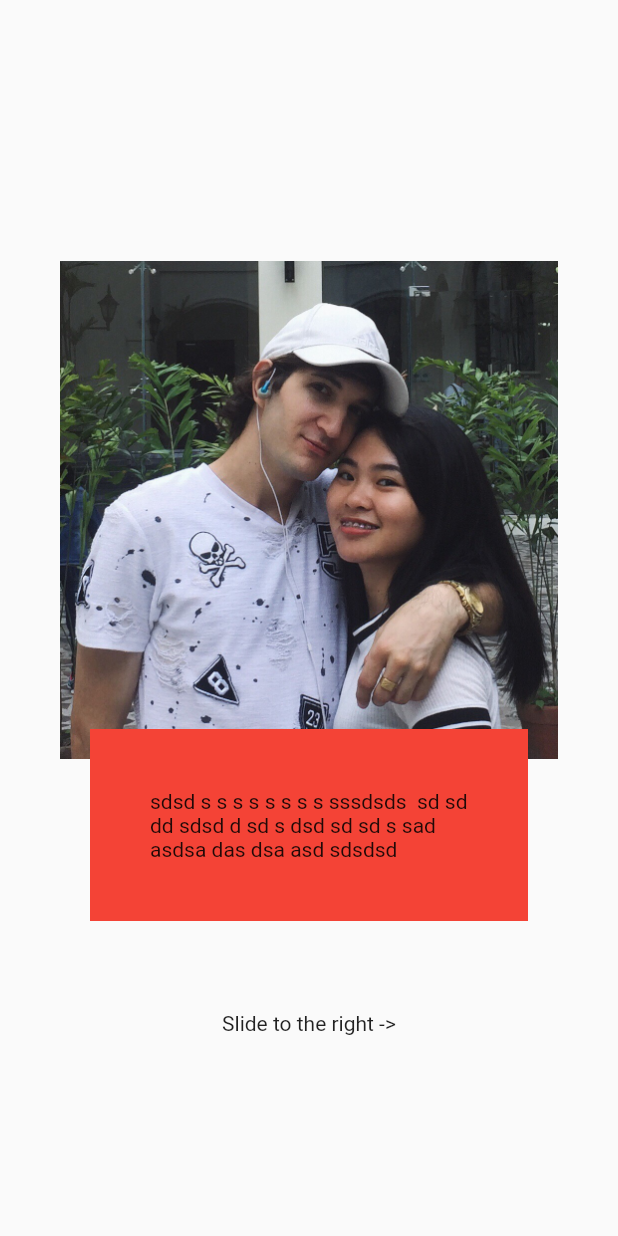
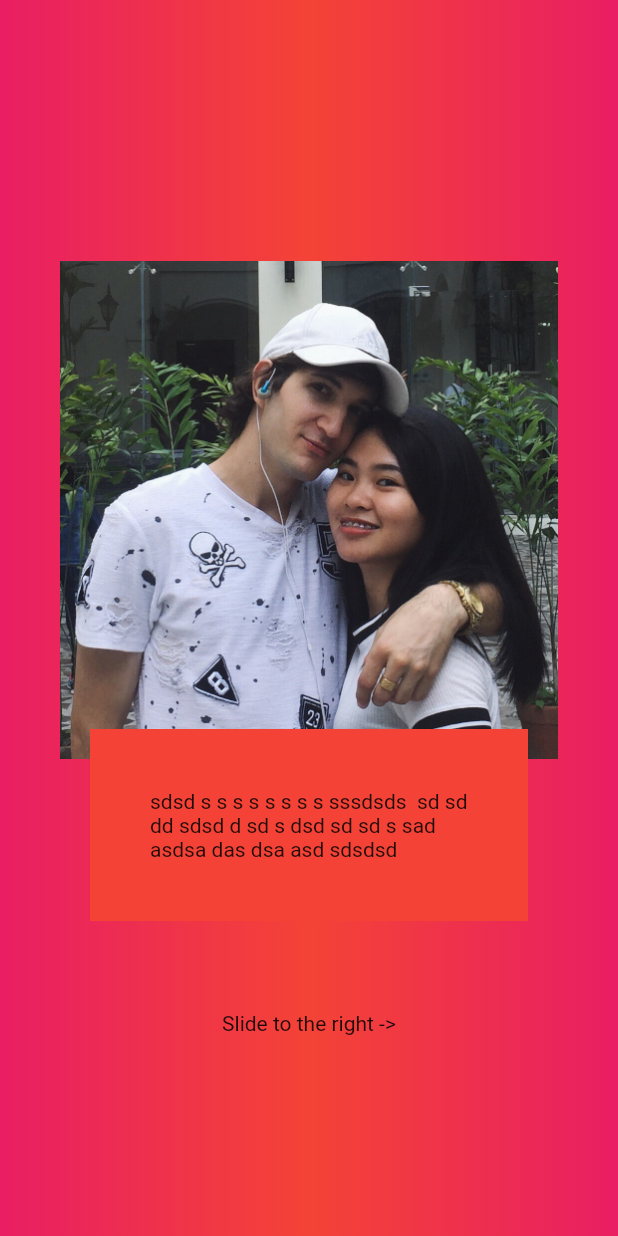
Before and after one commit to JustalK/VALENTINES-APP, a Flutter app: the Background screen opened directly, after a tap on "Open route Second", on a phone screen of 412 x 824 dp. Run offline on Flutter 3.47's test engine with Material 2 defaults, Android fonts, the phone set to English and light mode, and no system bars.

Commit message:
[FEATURE] Create a card

```diff
--- a/lib/components/Background.dart
+++ b/lib/components/Background.dart
@@ -2,8 +2,9 @@ import 'package:flutter/material.dart';
 
 class Background extends StatefulWidget {
   final Widget child;
+  final double width;
 
-  Background({Key key, this.child}) : super(key: key);
+  Background({Key key, this.child, this.width}) : super(key: key);
 
   @override
   _BackgroundState createState() => _BackgroundState();
@@ -16,15 +17,16 @@ class _BackgroundState extends State<Background> {
       body: Container(
         decoration: BoxDecoration(
           gradient: LinearGradient(
-            begin: Alignment.topLeft,
-            end: Alignment.bottomRight,
+            begin: Alignment.centerLeft,
+            end: Alignment.centerRight,
             colors: [
               Colors.pink,
-              Colors.yellow,
-              Colors.red
+              Colors.red,
+              Colors.pink
             ]
           ),
         ),
+        width: widget.width,
         child: widget.child
       )
     );
--- a/lib/components/ImageText.dart
+++ b/lib/components/ImageText.dart
@@ -1,4 +1,5 @@
 import 'package:flutter/material.dart';
+import './Background.dart';
 
 class ImageText extends StatefulWidget {
   final String text;
@@ -19,7 +20,7 @@ class _ImageTextState extends State<ImageText> {
   @override
   Widget build(BuildContext context) {
     return Scaffold(
-      body: Container(
+      body: Background(
               width: (MediaQuery.of(context).size.width),
               child: Column(
                 mainAxisAlignment: MainAxisAlignment.center,
--- a/lib/pages/second.dart
+++ b/lib/pages/second.dart
@@ -2,13 +2,12 @@ import 'package:flutter/material.dart';
 import '../routes.dart';
 import 'home.dart';
 import '../components/ImageText.dart';
-import '../components/Background.dart';
 
 class Second extends StatelessWidget {
   @override
   Widget build(BuildContext context) {
     return Scaffold(
-      body: Background(
+      body: Container(
           child: ListView(
             scrollDirection: Axis.horizontal,
             children: <Widget>[
@@ -31,6 +30,48 @@ class Second extends StatelessWidget {
               Container(
                 width: (MediaQuery.of(context).size.width),
                 color: Colors.orange,
+                child: ListView(
+                  scrollDirection: Axis.vertical,
+                  children: <Widget>[
+                    Padding(
+                      padding: EdgeInsets.all(20.0),
+                      child: Container(
+                        color: Colors.white,
+                        child: Padding(
+                          padding: EdgeInsets.all(20.0),
+                          child: Row(
+                            mainAxisAlignment: MainAxisAlignment.start,
+                            crossAxisAlignment: CrossAxisAlignment.center,
+                            children: [
+                              Center(
+                                child: CircleAvatar(
+                                  radius: 50.0,
+                                  backgroundColor: Colors.transparent,
+                                  backgroundImage: AssetImage('assets/images/me.jpeg'),
+                                ),
+                              ),
+                              SizedBox(width: 20),
+                              Column(
+                                mainAxisAlignment: MainAxisAlignment.center,
+                                crossAxisAlignment: CrossAxisAlignment.start,
+                                children: [
+                                  Text('2 January 2020'),
+                                  Container(
+                                    width: (MediaQuery.of(context).size.width - 200),
+                                    child: Padding(
+                                      padding: EdgeInsets.only(top: 10.0),
+                                      child: Text('Tsadasdas dasdas das das das d sad asd as dsa das d asdsa das d sad sada sdfs dfs df sdfsdf  sdfs dfs')
+                                    )
+                                  )
+                                ]
+                              ),
+                            ]
+                          ),
+                        )
+                      )
+                    )
+                  ]
+                )
               ),
             ],
           ),
```
